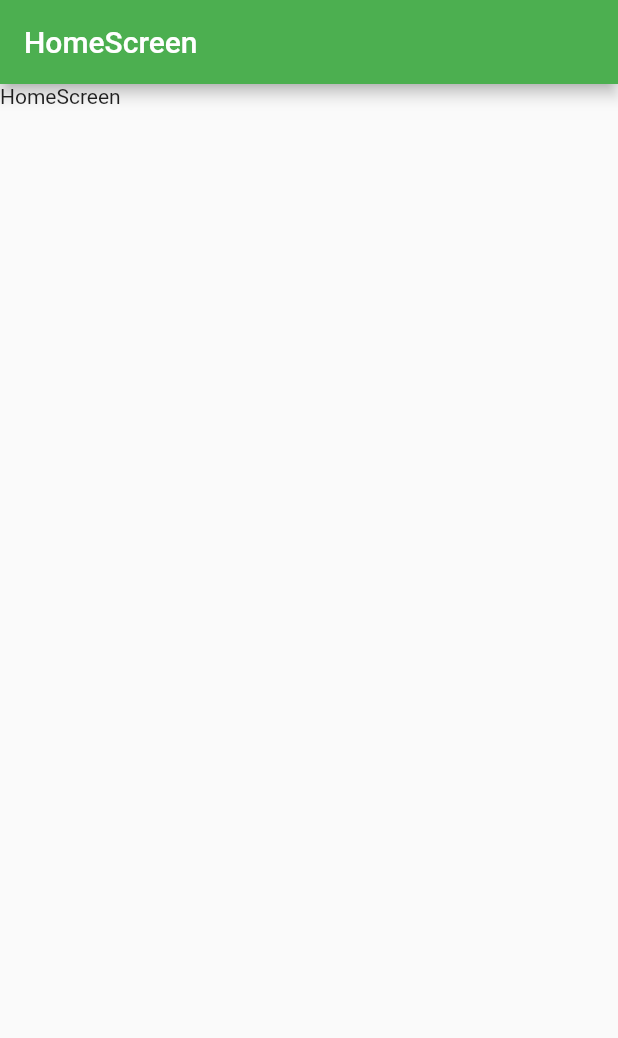
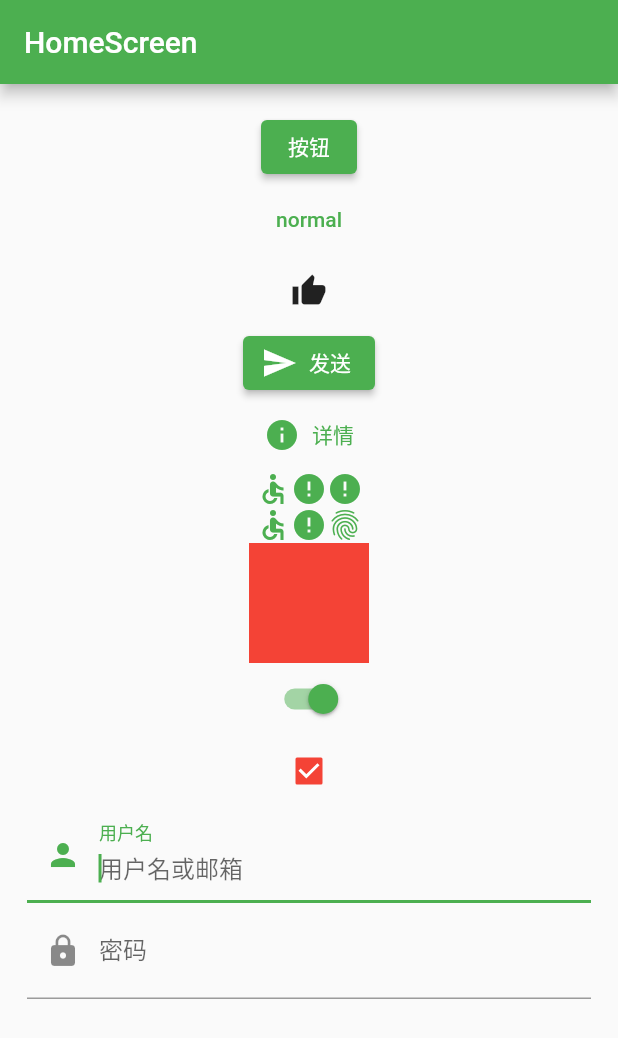
Before and after one commit to Liangmr0505/n-e.flutter, a Flutter app: the HomeScreen screen opened directly, on a phone screen of 412 x 824 dp. Shown: the top 1038 px of the screen. Run offline on Flutter 3.47's test engine with Material 2 defaults, Android fonts, the phone set to English and light mode, and no system bars.

Commit message:
feat: 基础组件用法示例

```diff
--- a/lib/pages/home/children/home_screen/home_screen.dart
+++ b/lib/pages/home/children/home_screen/home_screen.dart
@@ -1,3 +1,5 @@
+// ignore_for_file: prefer_const_constructors
+
 import 'package:flutter/material.dart';
 
 class HomeScreen extends StatefulWidget {
@@ -8,9 +10,18 @@ class HomeScreen extends StatefulWidget {
 class HomeScreenState extends State<HomeScreen>
     with AutomaticKeepAliveClientMixin {
   @override
+  String icons = "\uE03e\uE237\uE237";
+
+  bool _switchSelected = true; //维护单选开关状态
+  bool _checkboxSelected = true; //维护复选框状态
+
   void initState() {
     super.initState();
     print('HomeScreen init');
+  }
+
+  void _onPressed() {
+    print('click');
   }
 
   @override
@@ -21,7 +32,113 @@ class HomeScreenState extends State<HomeScreen>
     super.build(context);
     return Scaffold(
       appBar: AppBar(title: Text('HomeScreen')),
-      body: Container(child: Text('HomeScreen')),
+      body: Padding(
+        padding: const EdgeInsets.all(18),
+        child: Center(
+          child: Column(
+            children: <Widget>[
+              ElevatedButton(
+                child: const Text("按钮"),
+                onPressed: () => print('我被点击了'),
+              ),
+              TextButton(
+                child: Text("normal"),
+                onPressed: () {},
+              ),
+              IconButton(
+                icon: Icon(Icons.thumb_up),
+                onPressed: () {},
+              ),
+              ElevatedButton.icon(
+                icon: Icon(Icons.send),
+                label: Text("发送"),
+                onPressed: _onPressed,
+              ),
+              TextButton.icon(
+                icon: Icon(Icons.info),
+                label: Text("详情"),
+                onPressed: _onPressed,
+              ),
+              // Image(
+              //   image: NetworkImage(
+              //       "https://avatars2.githubusercontent.com/u/20411648?s=460&v=4"),
+              //   width: 100.0,
+              // ),
+              // // api提供快捷构造函数生成图片
+              // Image.network(
+              //   "https://avatars2.githubusercontent.com/u/20411648?s=460&v=4",
+              //   width: 100.0,
+              // ),
+              // Image(
+              //   image: NetworkImage(
+              //       "https://avatars2.githubusercontent.com/u/20411648?s=460&v=4"),
+              //   width: 100.0,
+              //   color: Colors.blue,
+              //   colorBlendMode: BlendMode.difference,
+              // ),
+              Text(
+                icons,
+                style: TextStyle(
+                  fontFamily: "MaterialIcons",
+                  fontSize: 24.0,
+                  color: Colors.green,
+                ),
+              ),
+              Row(
+                mainAxisAlignment: MainAxisAlignment.center,
+                children: const <Widget>[
+                  Icon(Icons.accessible, color: Colors.green),
+                  Icon(Icons.error, color: Colors.green),
+                  Icon(Icons.fingerprint, color: Colors.green),
+                ],
+              ),
+              ConstrainedBox(
+                constraints: BoxConstraints.tightFor(width: 80.0, height: 80.0),
+                child: redBox,
+              ),
+              Switch(
+                value: _switchSelected, //当前状态
+                onChanged: (value) {
+                  //重新构建页面
+                  setState(() {
+                    _switchSelected = value;
+                  });
+                },
+              ),
+              Checkbox(
+                value: _checkboxSelected,
+                activeColor: Colors.red, //选中时的颜色
+                onChanged: (value) {
+                  setState(() {
+                    _checkboxSelected = value!;
+                  });
+                },
+              ),
+              TextField(
+                autofocus: true,
+                onChanged: (v) {
+                  print("onChange: $v");
+                },
+                decoration: InputDecoration(
+                    labelText: "用户名",
+                    hintText: "用户名或邮箱",
+                    prefixIcon: Icon(Icons.person)),
+              ),
+              TextField(
+                decoration: InputDecoration(
+                    labelText: "密码",
+                    hintText: "您的登录密码",
+                    prefixIcon: Icon(Icons.lock)),
+                obscureText: true,
+              ),
+            ],
+          ),
+        ),
+      ),
     );
   }
 }
+
+Widget redBox = DecoratedBox(
+  decoration: BoxDecoration(color: Colors.red),
+);
```
